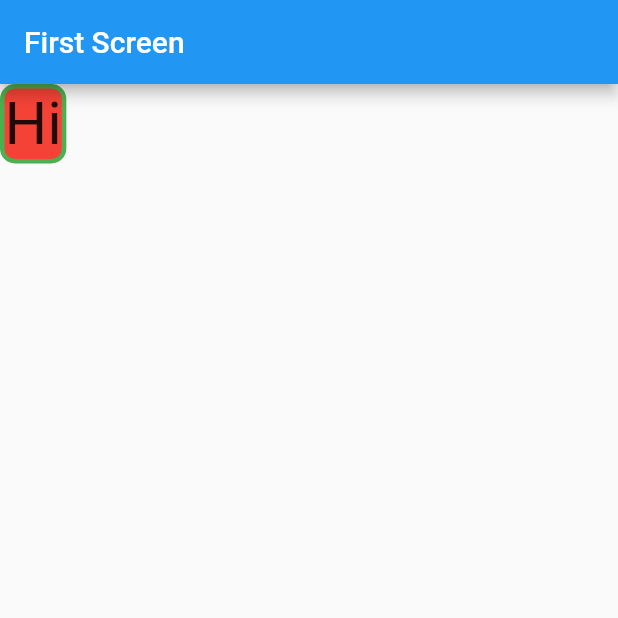
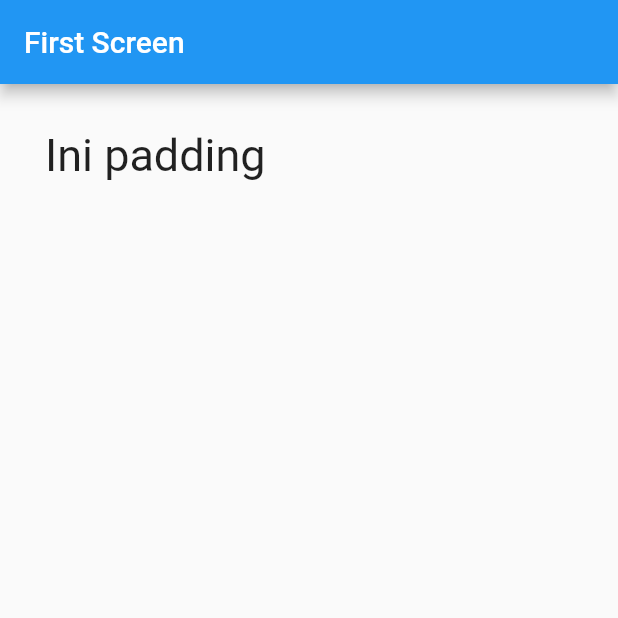
Before and after one commit to saifudinzezy/flutter-pemula, a Flutter app: the screen it shows after launch, on a phone screen of 412 x 824 dp, the top half of it. Run offline on Flutter 3.47's test engine with Material 2 defaults, Android fonts, the phone set to English and light mode, and no system bars.

Commit message:
widget padding

```diff
--- a/lib/main.dart
+++ b/lib/main.dart
@@ -23,14 +23,10 @@ class FirstScreen extends StatelessWidget {
       appBar: AppBar(
         title: Text("First Screen"),
       ),
-      body: Container(
-        child: Text("Hi", style: TextStyle(fontSize: 40.0),),
-        decoration: BoxDecoration(
-          color: Colors.red,
-          border: Border.all(color: Colors.green, width: 3),
-          borderRadius: BorderRadius.circular(10)
-        ),
-      ),
+      body: Padding(
+        padding: EdgeInsets.all(30),
+        child: Text('Ini padding', style: TextStyle(fontSize: 30),),
+      )
     );
   }
 }
```
